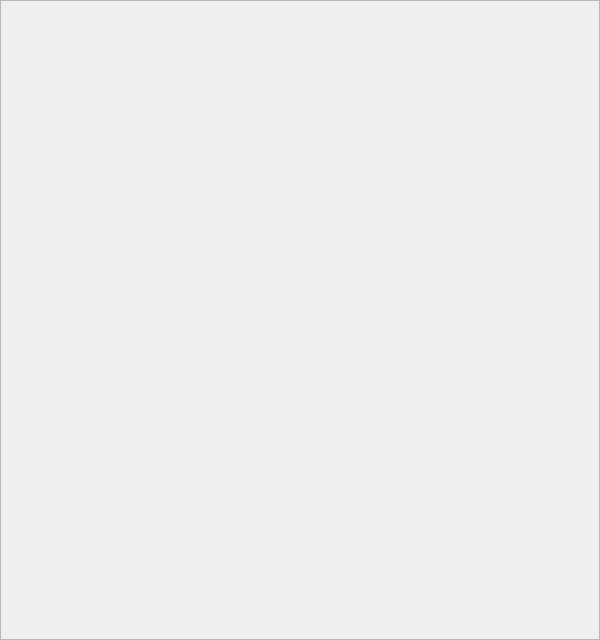
Old version of the form coffee_shop_management_system/coffee_shop_management_system/GUI/ProductManagement.ui in the repository PhucHoang200/coffee-shop-management-system.
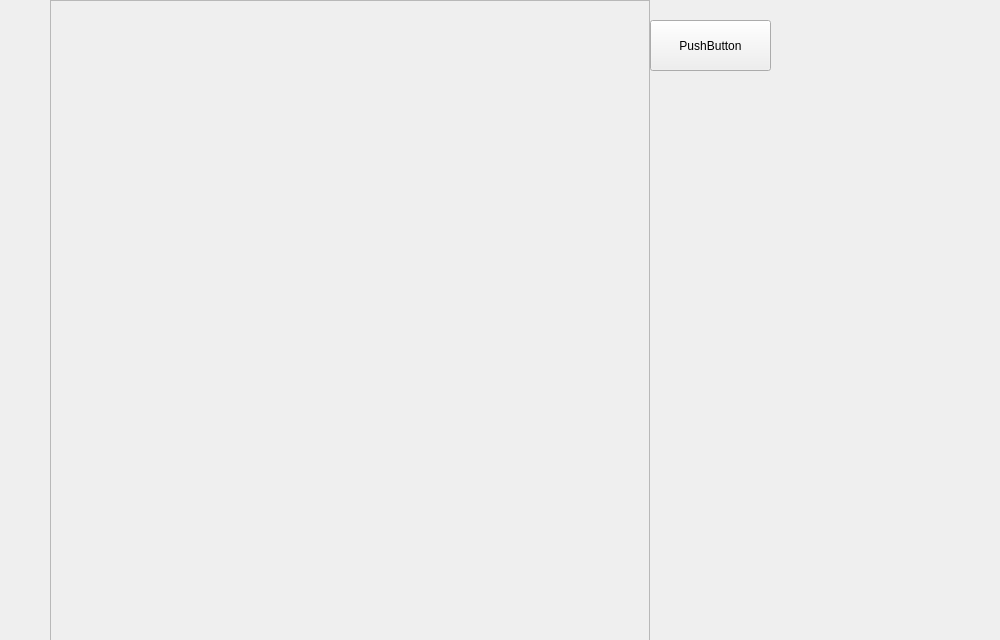
New version of the form.

```diff
--- a/coffee_shop_management_system/coffee_shop_management_system/GUI/ProductManagement.ui
+++ b/coffee_shop_management_system/coffee_shop_management_system/GUI/ProductManagement.ui
@@ -6,13 +6,19 @@
    <rect>
     <x>0</x>
     <y>0</y>
-    <width>600</width>
+    <width>1000</width>
     <height>640</height>
    </rect>
   </property>
+  <property name="minimumSize">
+   <size>
+    <width>1000</width>
+    <height>640</height>
+   </size>
+  </property>
   <property name="maximumSize">
    <size>
-    <width>600</width>
+    <width>1000</width>
     <height>16777215</height>
    </size>
   </property>
@@ -22,10 +28,10 @@
   <widget class="QScrollArea" name="scrollArea">
    <property name="geometry">
     <rect>
-     <x>0</x>
+     <x>50</x>
      <y>0</y>
      <width>600</width>
-     <height>640</height>
+     <height>641</height>
     </rect>
    </property>
    <property name="widgetResizable">
@@ -37,11 +43,24 @@
       <x>0</x>
       <y>0</y>
       <width>598</width>
-      <height>638</height>
+      <height>639</height>
      </rect>
     </property>
    </widget>
   </widget>
+  <widget class="QPushButton" name="pushButton">
+   <property name="geometry">
+    <rect>
+     <x>650</x>
+     <y>20</y>
+     <width>121</width>
+     <height>51</height>
+    </rect>
+   </property>
+   <property name="text">
+    <string>PushButton</string>
+   </property>
+  </widget>
  </widget>
  <layoutdefault spacing="6" margin="11"/>
  <resources/>
```
